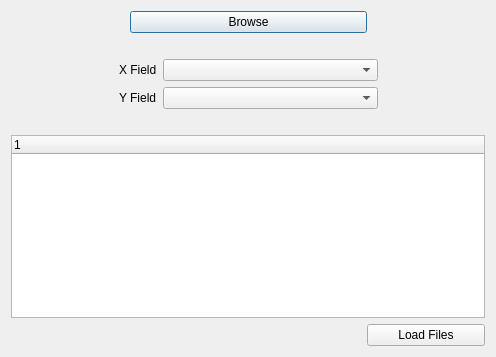
This is csv_layers_list_dialog_base.ui in silverkey1710/CSV-Batch-Import as Qt 5 draws it before an edit. The edited form follows.
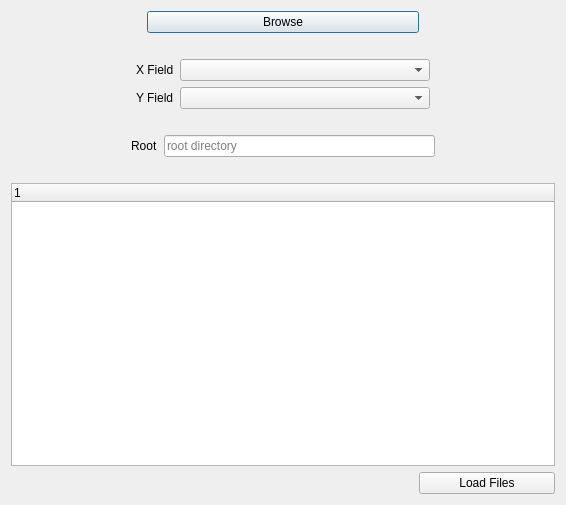
This is the edited form.

Commit message: display selected directory in text box

```diff
--- a/csv_layers_list_dialog_base.ui
+++ b/csv_layers_list_dialog_base.ui
@@ -6,8 +6,8 @@
    <rect>
     <x>0</x>
     <y>0</y>
-    <width>496</width>
-    <height>357</height>
+    <width>566</width>
+    <height>505</height>
    </rect>
   </property>
   <property name="windowTitle">
@@ -144,6 +144,84 @@
      </item>
     </layout>
    </item>
+   <item>
+    <spacer name="horizontalSpacer_12">
+     <property name="orientation">
+      <enum>Qt::Horizontal</enum>
+     </property>
+     <property name="sizeHint" stdset="0">
+      <size>
+       <width>40</width>
+       <height>20</height>
+      </size>
+     </property>
+    </spacer>
+   </item>
+   <item>
+    <layout class="QHBoxLayout" name="horizontalLayout_8">
+     <item>
+      <spacer name="horizontalSpacer_10">
+       <property name="orientation">
+        <enum>Qt::Horizontal</enum>
+       </property>
+       <property name="sizeType">
+        <enum>QSizePolicy::Maximum</enum>
+       </property>
+       <property name="sizeHint" stdset="0">
+        <size>
+         <width>120</width>
+         <height>20</height>
+        </size>
+       </property>
+      </spacer>
+     </item>
+     <item>
+      <widget class="QLabel" name="label">
+       <property name="text">
+        <string>Root</string>
+       </property>
+      </widget>
+     </item>
+     <item>
+      <widget class="QLineEdit" name="lineEdit">
+       <property name="enabled">
+        <bool>true</bool>
+       </property>
+       <property name="mouseTracking">
+        <bool>true</bool>
+       </property>
+       <property name="autoFillBackground">
+        <bool>false</bool>
+       </property>
+       <property name="frame">
+        <bool>true</bool>
+       </property>
+       <property name="readOnly">
+        <bool>true</bool>
+       </property>
+       <property name="placeholderText">
+        <string>root directory</string>
+       </property>
+      </widget>
+     </item>
+     <item>
+      <spacer name="horizontalSpacer_11">
+       <property name="orientation">
+        <enum>Qt::Horizontal</enum>
+       </property>
+       <property name="sizeType">
+        <enum>QSizePolicy::Maximum</enum>
+       </property>
+       <property name="sizeHint" stdset="0">
+        <size>
+         <width>120</width>
+         <height>20</height>
+        </size>
+       </property>
+      </spacer>
+     </item>
+    </layout>
+   </item>
    <item>
     <layout class="QVBoxLayout" name="verticalLayout_2">
      <item>
```
The commit also changes 6 other files.
